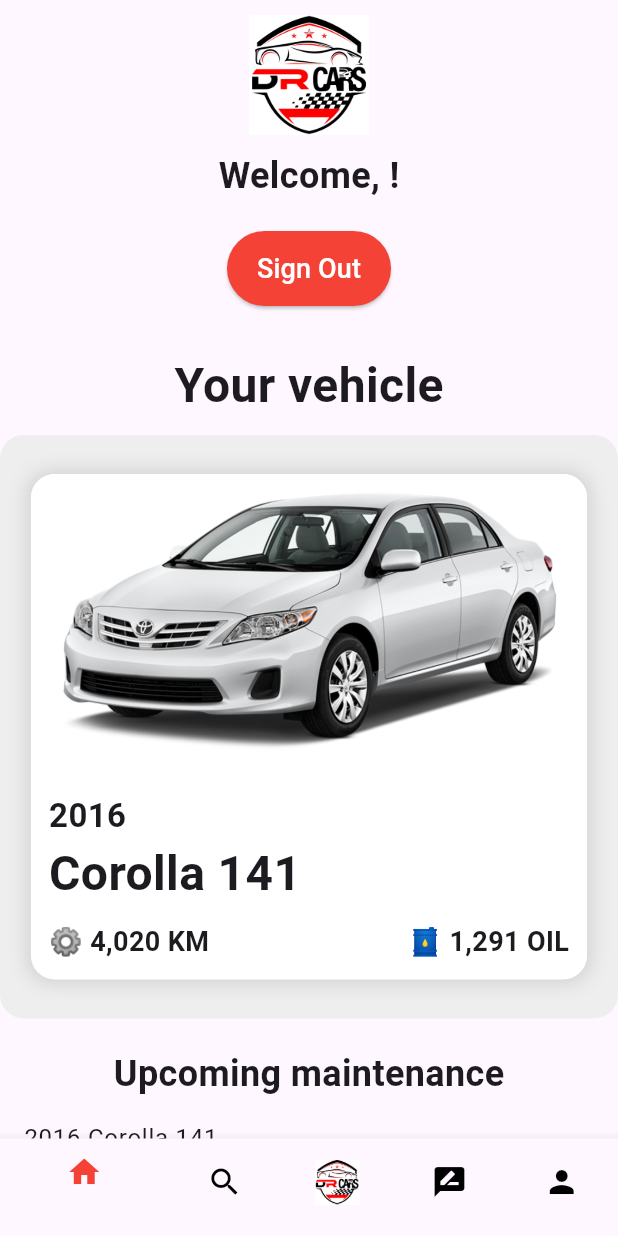
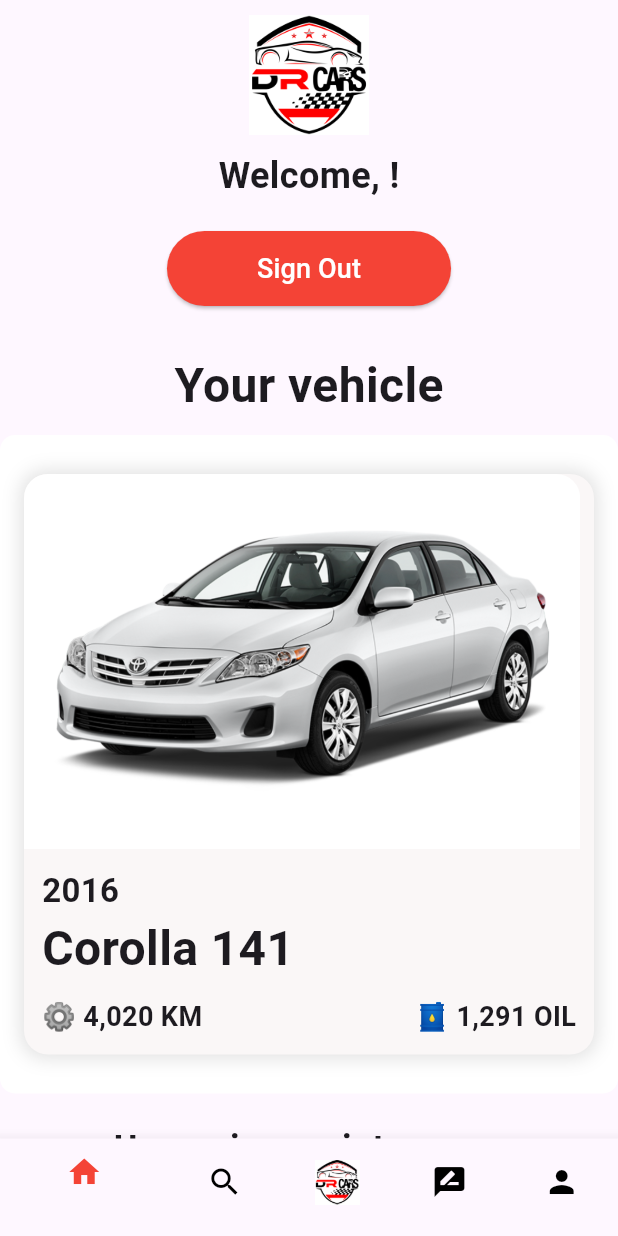
Before and after one commit to IsiraAdithyaWithana/Dr.-Cars, a Flutter app: the DashboardScreen screen opened directly, on a phone screen of 412 x 824 dp. Run offline on Flutter 3.47's test engine with Material 3 defaults, Android fonts, the phone set to English and light mode, and no system bars; our stand-ins replace cloud_firestore, firebase_auth, firebase_core, font_awesome_flutter, google_sign_in; accounts and stored records are empty.

Commit message:
dashboard changers

```diff
--- a/lib/interface/dashboard.dart
+++ b/lib/interface/dashboard.dart
@@ -90,7 +90,7 @@ class _DashboardScreenState extends State<DashboardScreen> {
                     style: ElevatedButton.styleFrom(
                       backgroundColor: Colors.red,
                       padding: EdgeInsets.symmetric(
-                        horizontal: 20,
+                        horizontal: 60,
                         vertical: 12,
                       ),
                     ),
@@ -114,17 +114,22 @@ class _DashboardScreenState extends State<DashboardScreen> {
               width: screenWidth,
               padding: EdgeInsets.all(16),
               decoration: BoxDecoration(
-                color: Colors.grey[200], // Light gray background
-                borderRadius: BorderRadius.circular(16),
+                color: const Color.fromARGB(
+                  255,
+                  255,
+                  255,
+                  255,
+                ), // Light gray background
+                borderRadius: BorderRadius.circular(10),
               ),
               child: Column(
                 children:
                     cars.map((car) {
                       return Container(
-                        width: screenWidth * 0.9,
+                        width: screenWidth * 1,
                         margin: EdgeInsets.symmetric(vertical: 10),
                         decoration: BoxDecoration(
-                          color: Colors.white,
+                          color: const Color.fromARGB(255, 250, 247, 247),
                           borderRadius: BorderRadius.circular(16),
                           boxShadow: [
                             BoxShadow(
@@ -144,7 +149,7 @@ class _DashboardScreenState extends State<DashboardScreen> {
                               child: Image.asset(
                                 car['image'],
                                 width: screenWidth * 0.9,
-                                height: 200,
+                                height: 250,
                                 fit: BoxFit.cover,
                               ),
                             ),
```
